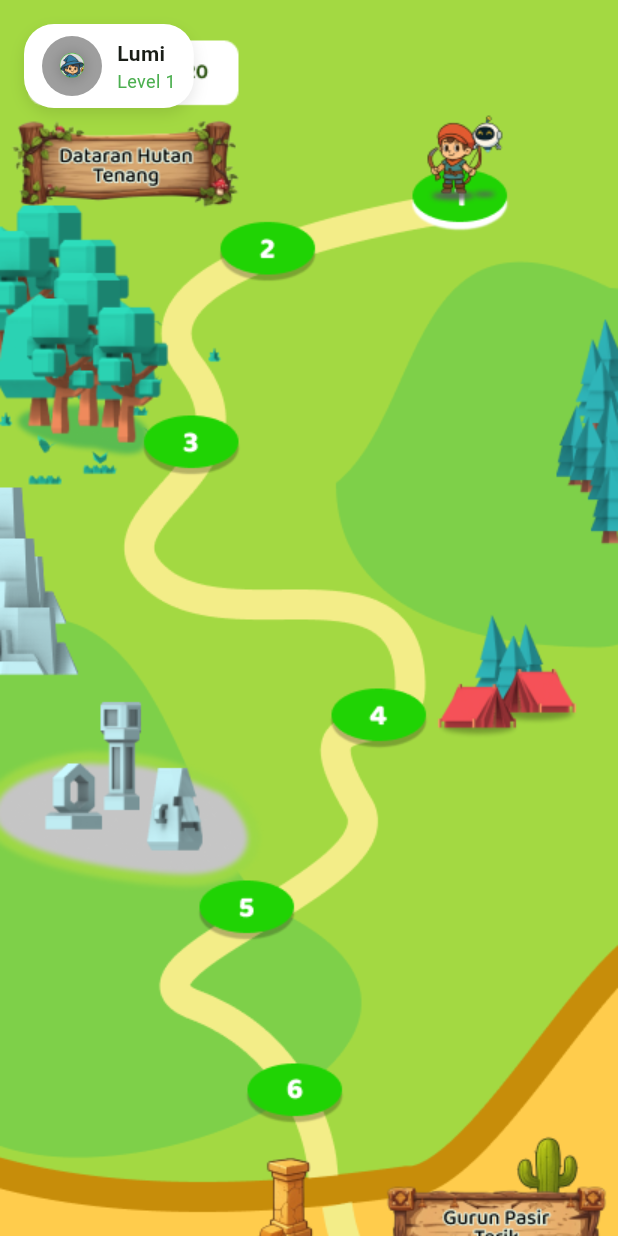
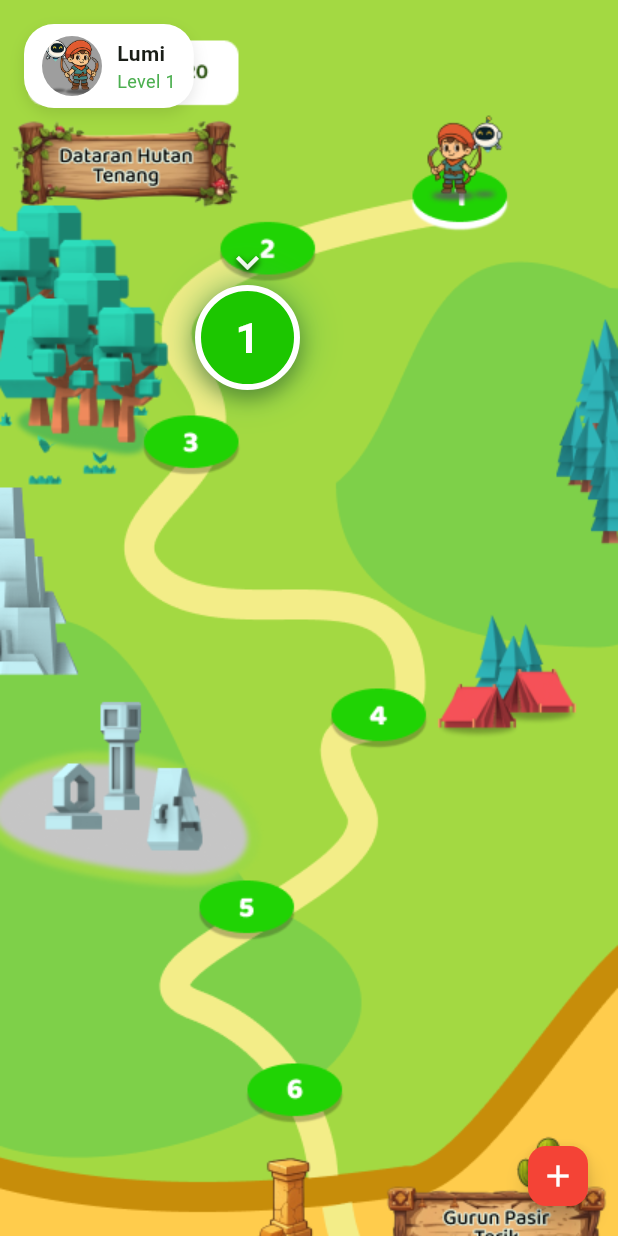
Before and after one commit to fauzanzianulhaq/Thinko, a Flutter app: the HomePage screen opened directly, on a phone screen of 412 x 824 dp. Run offline on Flutter 3.47's test engine with Material 3 defaults, Android fonts, the phone set to English and light mode, and no system bars.

Commit message:
update 25

```diff
--- a/lib/pages/home_page.dart
+++ b/lib/pages/home_page.dart
@@ -1,4 +1,5 @@
 import 'package:flutter/material.dart';
+import 'region_1/level_1_page.dart';
 
 class HomePage extends StatefulWidget {
   const HomePage({super.key});
@@ -8,56 +9,79 @@ class HomePage extends StatefulWidget {
 }
 
 class _HomePageState extends State<HomePage> {
+  // --- DATA LEVEL USER ---
+  // Ganti angka ini untuk mengetes posisi (misal ganti jadi 2, tombol akan pindah)
+  int currentLevel = 1;
+
+  // --- DAFTAR KOORDINAT (PENTING!) ---
+  // Kamu harus sesuaikan angka dx (kiri-kanan) dan dy (atas-bawah)
+  // agar pas dengan gambar petamu.
+  final List<Offset> levelLocations = [
+    const Offset(130, 160), // Posisi Level 1 (dx, dy)
+    const Offset(200, 230), // Posisi Level 2
+    const Offset(90, 310),  // Posisi Level 3
+    const Offset(210, 500), // Posisi Level 4
+    const Offset(110, 620), // Posisi Level 5
+    const Offset(160, 750), // Posisi Level 6
+  ];
+
   @override
   Widget build(BuildContext context) {
+    // Ambil koordinat sesuai level user saat ini
+    // Kita pakai (currentLevel - 1) karena List dimulai dari index 0
+    // Pastikan tidak error jika level melebihi jumlah lokasi yang ada
+    int safeIndex = (currentLevel - 1).clamp(0, levelLocations.length - 1);
+    Offset currentPos = levelLocations[safeIndex];
+
     return Scaffold(
-      // Kita pakai Stack karena ada elemen yang menumpuk (Peta di bawah, Profil di atas)
+      floatingActionButton: FloatingActionButton(
+        mini: true,
+        backgroundColor: Colors.red,
+        child: const Icon(Icons.add, color: Colors.white),
+        onPressed: () {
+          // FITUR TEST: Klik tombol merah kecil untuk menaikkan level
+          setState(() {
+            if (currentLevel < levelLocations.length) {
+              currentLevel++;
+            } else {
+              currentLevel = 1; // Reset ke 1
+            }
+          });
+        },
+      ),
       body: Stack(
         children: [
           // --- LAPISAN 1: PETA SCROLLABLE ---
           SingleChildScrollView(
-            // physics: ClampingScrollPhysics() agar scrollnya tidak memantul berlebihan
+            child: SizedBox(
+              // Pastikan container punya tinggi yang cukup agar peta bisa di-scroll
+              height: 1500, // Sesuaikan dengan panjang gambar petamu
               child: Stack(
                 children: [
-                // 1. Gambar Background Peta Panjang
+                  // 1. Gambar Background Peta
                   Image.asset(
-                  'assets/images/map_background.png', // Pastikan nama file sesuai
+                    'assets/images/map_background.png',
                     width: double.infinity,
-                  fit: BoxFit.fitWidth, // Agar lebar gambar menyesuaikan lebar HP
+                    fit: BoxFit.fitWidth,
+                    alignment: Alignment.topCenter,
                   ),
 
-                // 2. Tombol-tombol Level (CONTOH)
-                // Nanti kamu harus atur posisi top & left ini manual sesuai gambar petanya
-
-                // Contoh Level 1 (Paling bawah)
+                  // 2. Button Player (Dinamis)
+                  // Button ini akan berpindah sesuai variabel currentPos
                   Positioned(
-                  bottom: 100, // Jarak dari bawah gambar
-                  left: 180,   // Jarak dari kiri
-                  child: _buildLevelButton(1, true), // Level 1 (Aktif)
+                    left: currentPos.dx,
+                    top: currentPos.dy,
+                    child: _buildActiveLevelButton(currentLevel),
                   ),
 
-                // Contoh Level 2 (Agak ke atas)
-                Positioned(
-                  bottom: 250,
-                  left: 100,
-                  child: _buildLevelButton(2, false), // Level 2 (Terkunci)
+                  // Opsional: Menampilkan Level yang sudah lewat sebagai titik kecil/ceklis
+                  // (Bisa ditambahkan nanti)
+                ],
               ),
-
-                // Contoh Level 3
-                 Positioned(
-                  bottom: 380,
-                  left: 250,
-                  child: _buildLevelButton(3, false),
-                ),
-
-                // TIPS: Kamu harus tambah Positioned lainnya sampai level 30
-                // dengan mengira-ngira koordinat bottom & left-nya.
-              ],
             ),
           ),
 
           // --- LAPISAN 2: HEADER PROFIL (HUD) ---
-          // Ini posisinya tetap (fixed) di atas layar walau peta di-scroll
           SafeArea(
             child: Padding(
               padding: const EdgeInsets.all(16.0),
@@ -75,34 +99,20 @@ class _HomePageState extends State<HomePage> {
                   ],
                 ),
                 child: Row(
-                  mainAxisSize: MainAxisSize.min, // Agar kotak tidak lebar full
+                  mainAxisSize: MainAxisSize.min,
                   children: [
-                    // Avatar Kecil
                     const CircleAvatar(
                       radius: 20,
-                      backgroundImage: AssetImage('assets/images/avatar_1.png'), // Avatar user
+                      backgroundImage: AssetImage('assets/images/mc.png'),
                       backgroundColor: Colors.grey,
                     ),
                     const SizedBox(width: 10),
-                    // Nama & Level
                     Column(
                       crossAxisAlignment: CrossAxisAlignment.start,
                       mainAxisSize: MainAxisSize.min,
-                      children: const [
-                        Text(
-                          "Lumi", // Nama user
-                          style: TextStyle(
-                            fontWeight: FontWeight.bold,
-                            fontSize: 14,
-                          ),
-                        ),
-                        Text(
-                          "Level 1",
-                          style: TextStyle(
-                            fontSize: 12,
-                            color: Colors.green,
-                          ),
-                        ),
+                      children: [
+                        const Text("Lumi", style: TextStyle(fontWeight: FontWeight.bold, fontSize: 14)),
+                        Text("Level $currentLevel", style: TextStyle(fontSize: 12, color: Colors.green)),
                       ],
                     ),
                   ],
@@ -115,44 +125,62 @@ class _HomePageState extends State<HomePage> {
     );
   }
 
-  // Widget untuk membuat tombol bulat level
-  Widget _buildLevelButton(int level, bool isActive) {
+  // Widget Tombol Aktif (Besar & Animasi)
+  Widget _buildActiveLevelButton(int level) {
     return GestureDetector(
       onTap: () {
-        if (isActive) {
         print("Masuk ke Level $level");
-          // Navigasi ke halaman soal kuis nanti disini
+        if (level == 1) {
+           Navigator.push(
+              context,
+              MaterialPageRoute(builder: (context) => const Level1Page()),
+            );
         } else {
-          print("Level $level masih terkunci");
+          ScaffoldMessenger.of(context).showSnackBar(
+            SnackBar(content: Text("Level $level belum dibuat!")),
+          );
         }
       },
-      child: Container(
-        width: 50,
-        height: 50,
+      child: Column(
+        children: [
+          // Efek 'Bounce' atau panah kecil di atas tombol biar user tahu harus klik ini
+          const Icon(Icons.keyboard_arrow_down, color: Colors.white, size: 30, shadows: [
+            Shadow(blurRadius: 5, color: Colors.black, offset: Offset(0, 2))
+          ],),
+
+          Container(
+            width: 70,
+            height: 70,
             decoration: BoxDecoration(
               shape: BoxShape.circle,
-          color: isActive ? const Color(0xFF1CC600) : Colors.grey, // Hijau jika aktif, Abu jika kunci
-          border: Border.all(color: Colors.white, width: 3),
+              color: const Color(0xFF1CC600), // Hijau Terang
+              border: Border.all(color: Colors.white, width: 4),
               boxShadow: [
                 BoxShadow(
-              color: Colors.black.withOpacity(0.3),
-              blurRadius: 5,
-              offset: const Offset(0, 3),
+                  color: Colors.black.withOpacity(0.4),
+                  blurRadius: 10,
+                  offset: const Offset(0, 5),
+                ),
+                // Efek Glow
+                BoxShadow(
+                  color: Colors.green.withOpacity(0.5),
+                  blurRadius: 20,
+                  spreadRadius: 5,
                 )
               ],
             ),
             child: Center(
-          child: isActive
-            ? Text(
+              child: Text(
                 "$level",
                 style: const TextStyle(
                   color: Colors.white,
                   fontWeight: FontWeight.bold,
-                  fontSize: 20
+                  fontSize: 28
                 ),
-              )
-            : const Icon(Icons.lock, color: Colors.white70, size: 20), // Ikon gembok jika terkunci
               ),
+            ),
+          ),
+        ],
       ),
     );
   }
```
Also changed, not shown: lib/pages/region_1/level_1_page.dart (added, +274 -0 lines), assets/images/hutan.png (added), assets/images/lvl1.png (added), assets/images/mc.png (added). Lines whose indentation alone changed are shown as unchanged.
